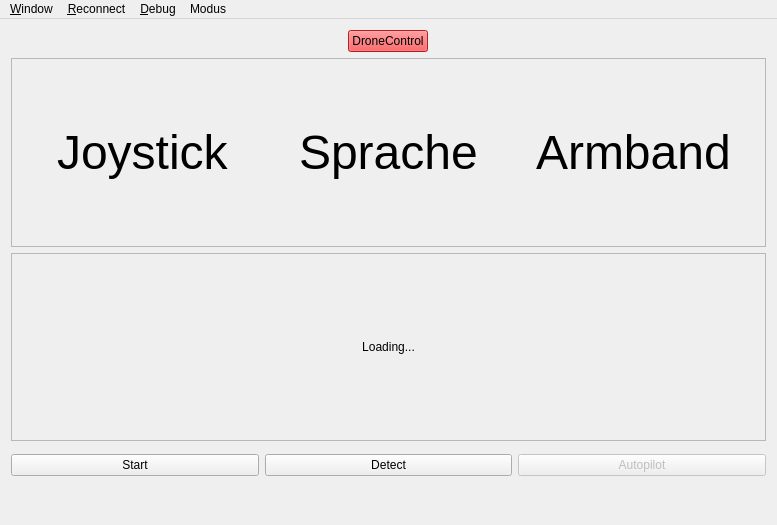
First picture: the form in QT/myo-drone/gui/MainWindow.ui, repository ADCSP/DrohnenSteuerung, before the edit.
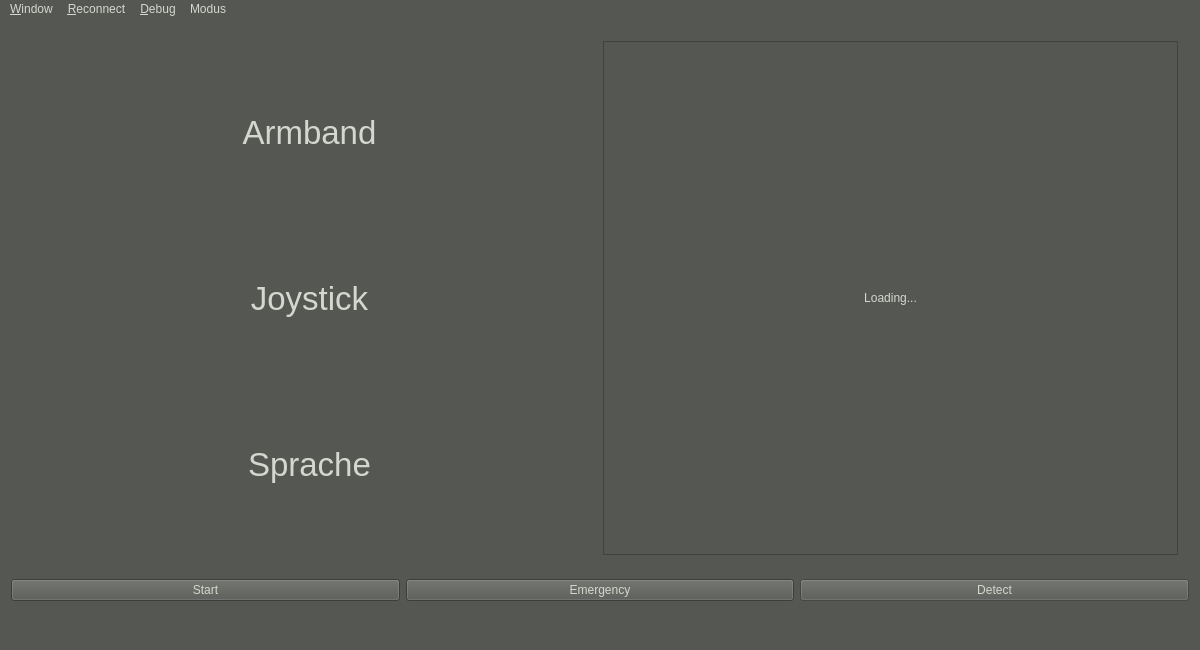
Second picture: the form after the edit.

```diff
--- a/QT/myo-drone/gui/MainWindow.ui
+++ b/QT/myo-drone/gui/MainWindow.ui
@@ -6,84 +6,94 @@
    <rect>
     <x>0</x>
     <y>0</y>
-    <width>777</width>
-    <height>525</height>
+    <width>1200</width>
+    <height>650</height>
    </rect>
   </property>
   <property name="windowTitle">
-   <string>CV-Drone</string>
+   <string>Myo-Drone</string>
+  </property>
+  <property name="styleSheet">
+   <string notr="true">background-color: rgb(85, 87, 83);
+gridline-color: rgb(211, 215, 207);
+color: rgb(211, 215, 207);</string>
   </property>
   <widget class="QWidget" name="centralWidget">
    <layout class="QVBoxLayout" name="verticalLayout">
-    <item alignment="Qt::AlignHCenter">
-     <widget class="QPushButton" name="buttonEmergency">
-      <property name="autoFillBackground">
-       <bool>false</bool>
-      </property>
-      <property name="styleSheet">
-       <string notr="true">background-color: rgb(255, 37, 40);
-border-color: rgb(0, 0, 0);
-font: 75 30pt &quot;Calibri&quot;;
-alternate-background-color: rgb(0, 0, 0);</string>
-      </property>
-      <property name="text">
-       <string>DroneControl</string>
-      </property>
-     </widget>
-    </item>
     <item>
-     <widget class="QFrame" name="fModus">
-      <property name="frameShape">
-       <enum>QFrame::StyledPanel</enum>
-      </property>
-      <property name="frameShadow">
-       <enum>QFrame::Raised</enum>
-      </property>
-      <layout class="QHBoxLayout" name="horizontalLayout_2">
+     <widget class="QFrame" name="container">
+      <layout class="QHBoxLayout" name="frame3">
        <item>
-        <widget class="QFrame" name="fgJoystick">
-         <layout class="QGridLayout" name="gridLayout_3">
-          <item row="0" column="0" alignment="Qt::AlignHCenter|Qt::AlignVCenter">
-           <widget class="QLabel" name="lJoystick">
-            <property name="text">
-             <string>&lt;html&gt;&lt;head/&gt;&lt;body&gt;&lt;p&gt;&lt;span style=&quot; font-size:36pt;&quot;&gt;Joystick&lt;/span&gt;&lt;/p&gt;&lt;/body&gt;&lt;/html&gt;</string>
-            </property>
-           </widget>
-          </item>
-         </layout>
-        </widget>
-       </item>
+        <widget class="QFrame" name="verticalFrame">
+         <layout class="QVBoxLayout" name="verticalLayout_2">
        <item>
-        <widget class="QFrame" name="fgSprache">
-         <layout class="QGridLayout" name="gridLayout_2">
-          <item row="0" column="0" alignment="Qt::AlignHCenter|Qt::AlignVCenter">
-           <widget class="QLabel" name="lSprache">
+           <widget class="QFrame" name="frArmband">
+            <layout class="QVBoxLayout" name="verticalLayout_4">
+             <item>
+              <widget class="QLabel" name="lbArmband">
+               <property name="font">
+                <font>
+                 <pointsize>25</pointsize>
+                </font>
+               </property>
             <property name="text">
-             <string>&lt;html&gt;&lt;head/&gt;&lt;body&gt;&lt;p&gt;&lt;span style=&quot; font-size:36pt;&quot;&gt;Sprache&lt;/span&gt;&lt;/p&gt;&lt;/body&gt;&lt;/html&gt;</string>
-            </property>
+                <string>Armband</string>
+               </property>
+               <property name="alignment">
+                <set>Qt::AlignCenter</set>
+               </property>
            </widget>
           </item>
          </layout>
         </widget>
        </item>
        <item>
-        <widget class="QFrame" name="fgArmband">
+           <widget class="QFrame" name="frJoystick">
          <layout class="QGridLayout" name="gridLayout">
-          <item row="0" column="0" alignment="Qt::AlignHCenter|Qt::AlignVCenter">
-           <widget class="QLabel" name="lArmband">
+             <item row="0" column="0">
+              <widget class="QLabel" name="lbJoystick">
+               <property name="font">
+                <font>
+                 <pointsize>25</pointsize>
+                </font>
+               </property>
             <property name="text">
-             <string>&lt;html&gt;&lt;head/&gt;&lt;body&gt;&lt;p&gt;&lt;span style=&quot; font-size:36pt;&quot;&gt;Armband&lt;/span&gt;&lt;/p&gt;&lt;/body&gt;&lt;/html&gt;</string>
-            </property>
+                <string>Joystick</string>
+               </property>
+               <property name="alignment">
+                <set>Qt::AlignCenter</set>
+               </property>
            </widget>
           </item>
          </layout>
         </widget>
        </item>
+          <item>
+           <widget class="QFrame" name="frSprache">
+            <layout class="QGridLayout" name="gridLayout_2">
+             <item row="0" column="0">
+              <widget class="QLabel" name="lbSprache">
+               <property name="font">
+                <font>
+                 <pointsize>25</pointsize>
+                </font>
+               </property>
+               <property name="text">
+                <string>Sprache</string>
+               </property>
+               <property name="alignment">
+                <set>Qt::AlignCenter</set>
+               </property>
+              </widget>
+             </item>
       </layout>
      </widget>
     </item>
+         </layout>
+        </widget>
+       </item>
     <item>
-     <widget class="QFrame" name="frame_2">
+        <widget class="QFrame" name="frame_video">
       <property name="frameShape">
        <enum>QFrame::StyledPanel</enum>
       </property>
@@ -131,6 +141,9 @@
       </layout>
      </widget>
     </item>
+      </layout>
+     </widget>
+    </item>
     <item>
      <widget class="QFrame" name="frame">
       <property name="maximumSize">
@@ -165,23 +178,23 @@
          </property>
         </widget>
        </item>
+       <item>
+        <widget class="QPushButton" name="buttonEmergency">
+         <property name="autoFillBackground">
+          <bool>false</bool>
+         </property>
+         <property name="text">
+          <string>Emergency</string>
+         </property>
+        </widget>
+       </item>
        <item>
         <widget class="QPushButton" name="buttonDetect">
-         <property name="text">
-          <string>Detect</string>
-         </property>
-         <property name="checkable">
-          <bool>true</bool>
-         </property>
-        </widget>
-       </item>
-       <item>
-        <widget class="QPushButton" name="buttonAutopilot">
          <property name="enabled">
           <bool>false</bool>
          </property>
          <property name="text">
-          <string>Autopilot</string>
+          <string>Detect</string>
          </property>
          <property name="checkable">
           <bool>true</bool>
@@ -201,8 +214,8 @@
     <rect>
      <x>0</x>
      <y>0</y>
-     <width>777</width>
-     <height>21</height>
+     <width>1200</width>
+     <height>25</height>
     </rect>
    </property>
    <widget class="QMenu" name="menuWindow">
```
Left out of the diff: 68 changed lines with no effect on the pictures. Lines whose indentation alone changed are shown as unchanged.
